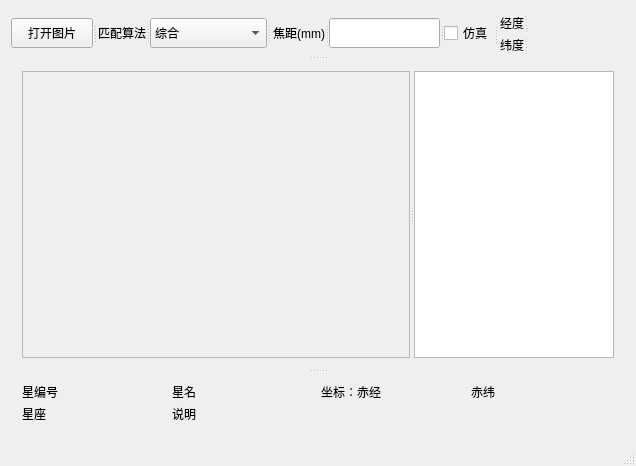
Old version of the form form/mainwindow.ui in the repository ChaokunChang/Skymap.
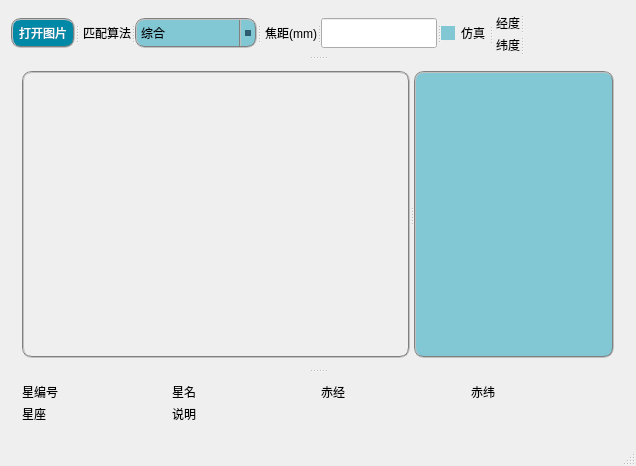
New version of the form.

```diff
--- a/form/mainwindow.ui
+++ b/form/mainwindow.ui
@@ -86,6 +86,32 @@
                  <height>30</height>
                 </size>
                </property>
+               <property name="styleSheet">
+                <string notr="true">
+QPushButton {
+	border:2px groove gray;
+	border-radius:10px;
+	padding:2px 4px;
+	background-color:rgb(0,137,167);
+	color:white;
+}
+
+QPushButton:hover {
+    background-color: #81C7D4;
+    border-color: #444444;
+	color:black;
+}
+
+QPushButton:pressed {
+    background-color: #111111;
+    border-color: #333333;
+    color: yellow;
+}
+
+QPushButton:disabled {
+    color: #333333;
+}</string>
+               </property>
                <property name="text">
                 <string>打开图片</string>
                </property>
@@ -111,6 +137,27 @@
                  <height>0</height>
                 </size>
                </property>
+               <property name="styleSheet">
+                <string notr="true">QComboBox {
+	border:2px groove gray;
+	border-radius:10px;
+	padding:2px 4px;
+    background-color: #81C7D4;
+    padding:1px 2em 1px 3px;
+}
+
+QComboBox::drop-down {
+    subcontrol-origin: padding;
+    subcontrol-position: top right;
+    border-left: 2px groove gray;
+}
+
+QComboBox::down-arrow {
+    width: 6px;
+    height: 6px;
+    background: #2E5C6E;
+}</string>
+               </property>
                <item>
                 <property name="text">
                  <string>综合</string>
@@ -149,6 +196,24 @@
                </property>
               </widget>
               <widget class="QCheckBox" name="simCheckBox">
+               <property name="styleSheet">
+                <string notr="true">QCheckBox::indicator {
+    background-color: #81C7D4;
+    2px groove gray;
+}
+
+QCheckBox::indicator::checked {
+    background-color: qradialgradient(cx:0.5, cy:0.5, fx:0.25, fy:0.15, radius:0.3, stop:0 #BBBBBB, stop:1 #111111);
+}
+
+QCheckBox::indicator:disabled {
+    background-color: #444444;
+}
+
+QCheckBox::indicator::checked:disabled{
+    background-color: qradialgradient(cx:0.5, cy:0.5, fx:0.25, fy:0.15, radius:0.3, stop:0 #BBBBBB, stop:1 #444444);
+}</string>
+               </property>
                <property name="text">
                 <string>仿真</string>
                </property>
@@ -327,6 +392,85 @@
            <property name="acceptDrops">
             <bool>false</bool>
            </property>
+           <property name="styleSheet">
+            <string notr="true">QScrollBar:vertical {
+    background: #111111;
+    width: 16px;
+    margin: 16px 0 16px 0;
+}
+
+QScrollBar::handle:vertical {
+    background: #555555;
+    min-height: 16px;
+}
+
+QScrollBar::add-line:vertical {
+    background: #444444;
+    height: 16px;
+    subcontrol-position: bottom;
+    subcontrol-origin: margin;
+}
+
+QScrollBar::sub-line:vertical {
+    background: #444444;
+    height: 16px;
+    subcontrol-position: top;
+    subcontrol-origin: margin;
+}
+
+QScrollBar::add-page:vertical, QScrollBar::sub-page:vertical {
+    background: none;
+}
+
+QScrollBar:up-arrow:vertical, QScrollBar:down-arrow:vertical {
+    border: 2px solid #333333;
+    width: 6px;
+    height: 6px;
+    background: #5f5f5f;
+}
+
+QScrollBar:horizontal {
+    background: #111111;
+    height: 16px;
+    margin: 0 16px 0 16px;
+}
+
+QScrollBar::handle:horizontal {
+    background: #555555;
+    min-width: 16px;
+}
+
+QScrollBar::add-line:horizontal {
+    background: #444444;
+    width: 16px;
+    subcontrol-position: right;
+    subcontrol-origin: margin;
+}
+
+QScrollBar::sub-line:horizontal {
+    background: #444444;
+    width: 16px;
+    subcontrol-position: left;
+    subcontrol-origin: margin;
+}
+
+QScrollBar::add-page:horizontal, QScrollBar::sub-page:horizontal {
+    background: none;
+}
+
+QScrollBar:left-arrow:horizontal, QScrollBar:right-arrow:horizontal {
+    border: 2px solid #333333;
+    width: 6px;
+    height: 6px;
+    background: #5f5f5f;
+}
+QAbstractScrollArea, QLineEdit, QTextEdit, QAbstractSpinBox, QComboBox {
+	border:2px groove gray;
+	border-radius:10px;
+	padding:2px 4px;
+
+}</string>
+           </property>
            <property name="widgetResizable">
             <bool>true</bool>
            </property>
@@ -337,9 +481,9 @@
             <property name="geometry">
              <rect>
               <x>0</x>
-              <y>0</y>
-              <width>393</width>
-              <height>291</height>
+              <y>2</y>
+              <width>383</width>
+              <height>281</height>
              </rect>
             </property>
             <layout class="QGridLayout" name="gridLayout">
@@ -390,6 +534,14 @@
              <height>16777215</height>
             </size>
            </property>
+           <property name="styleSheet">
+            <string notr="true">QLineEdit, QListView, QTreeView, QTableView, QAbstractSpinBox {
+	border:2px groove gray;
+	border-radius:10px;
+	padding:2px 4px;
+    background-color: #81C7D4;
+}</string>
+           </property>
            <property name="horizontalScrollBarPolicy">
             <enum>Qt::ScrollBarAsNeeded</enum>
            </property>
@@ -458,7 +610,7 @@
           <item row="0" column="4">
            <widget class="QLabel" name="starPosXLabel">
             <property name="text">
-             <string>坐标：赤经</string>
+             <string>赤经</string>
             </property>
            </widget>
           </item>
```
